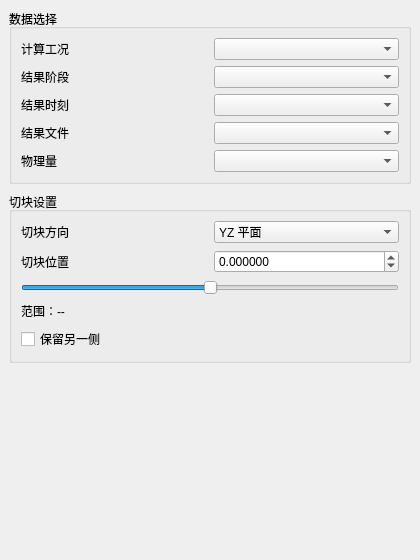
This is plugins/Base_PostProcessing/BlockSettingsWidget.ui in asd977/base_cae as Qt 5 draws it before an edit. The edited form follows.
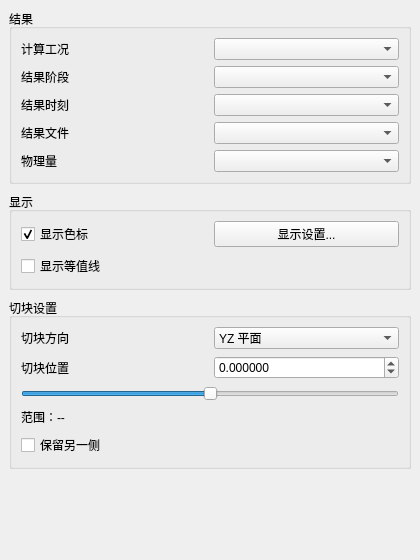
This is the edited form.

What changed in the file:
```diff
--- a/plugins/Base_PostProcessing/BlockSettingsWidget.ui
+++ b/plugins/Base_PostProcessing/BlockSettingsWidget.ui
@@ -32,7 +32,7 @@
    <item>
     <widget class="QGroupBox" name="resultDataGroupBox">
      <property name="title">
-      <string>数据选择</string>
+      <string>结果</string>
      </property>
      <layout class="QGridLayout" name="resultDataLayout">
       <item row="0" column="0">
@@ -94,6 +94,45 @@
      </layout>
     </widget>
    </item>
+   <item>
+    <widget class="QGroupBox" name="displayGroupBox">
+     <property name="title">
+      <string>显示</string>
+     </property>
+     <layout class="QGridLayout" name="displayGridLayout">
+      <property name="horizontalSpacing">
+       <number>8</number>
+      </property>
+      <property name="verticalSpacing">
+       <number>7</number>
+      </property>
+      <item row="0" column="0">
+       <widget class="QCheckBox" name="showScalarBarCheckBox">
+        <property name="text">
+         <string>显示色标</string>
+        </property>
+        <property name="checked">
+         <bool>true</bool>
+        </property>
+       </widget>
+      </item>
+      <item row="1" column="0">
+       <widget class="QCheckBox" name="showContourCheckBox">
+        <property name="text">
+         <string>显示等值线</string>
+        </property>
+       </widget>
+      </item>
+      <item row="0" column="1">
+       <widget class="QPushButton" name="displaySettingsButton">
+        <property name="text">
+         <string>显示设置...</string>
+        </property>
+       </widget>
+      </item>
+     </layout>
+    </widget>
+   </item>
    <item>
     <widget class="QGroupBox" name="geometryGroupBox">
      <property name="title">
```
